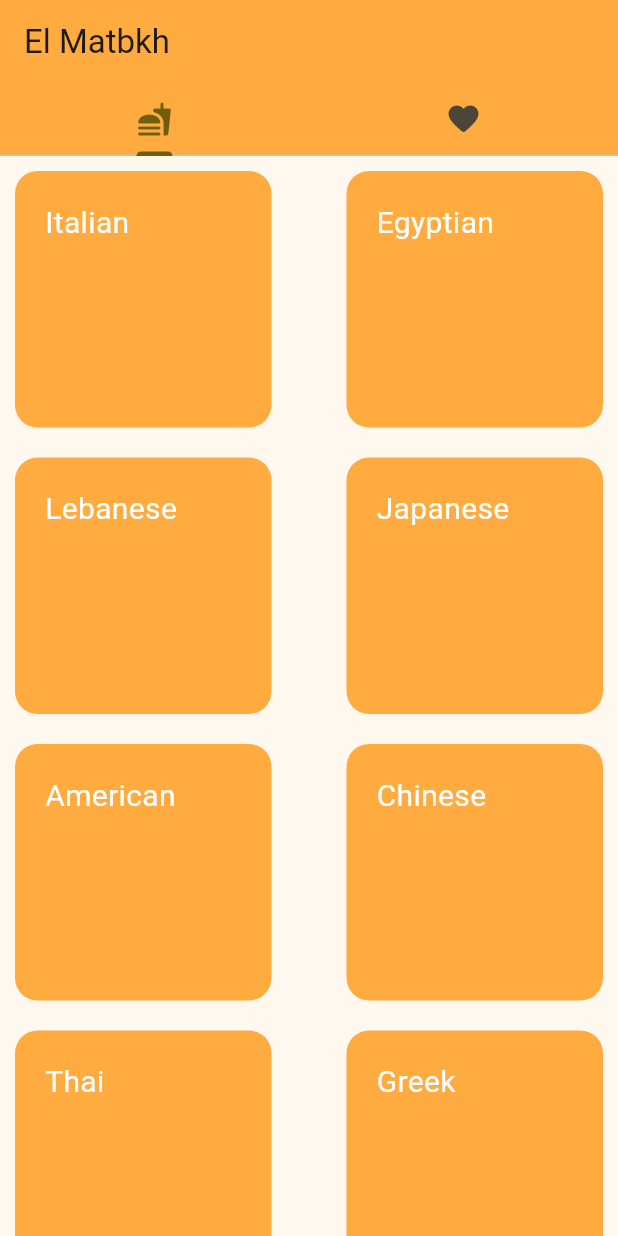
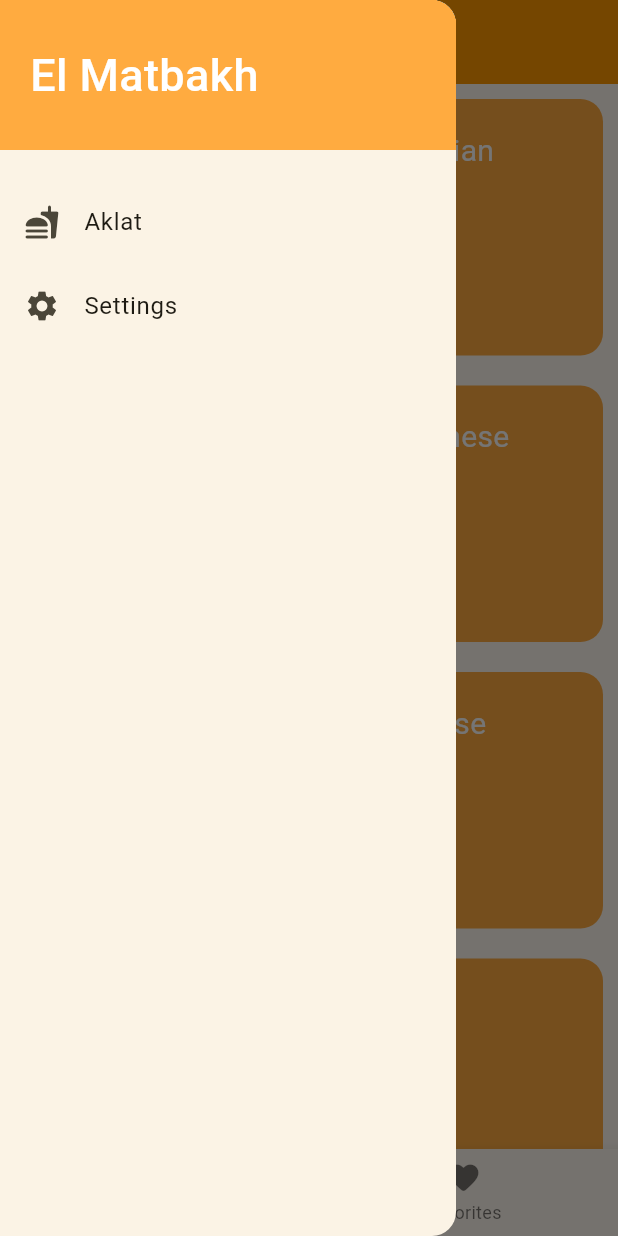
Before and after one commit to DoniaAli77/elmatbkh, a Flutter app: the screen it shows after launch, with the side drawer open (before the commit the screen has no drawer), on a phone screen of 412 x 824 dp. Run offline on Flutter 3.47's test engine with Material 3 defaults, Android fonts, the light colour scheme and no system bars; our stand-ins replace go_router, shared_preferences.

Commit message:
bottom navigation, drawer, shared perefernces

```diff
--- a/lib/TabController_Screen.dart
+++ b/lib/TabController_Screen.dart
@@ -1,6 +1,7 @@
 import 'package:elmatbkh/CategoryGrid.dart';
 import 'package:elmatbkh/FavoriteScreen.dart';
 import 'package:elmatbkh/categoryCard.dart';
+import 'package:elmatbkh/drawer.dart';
 import 'package:flutter/material.dart';
 
 class TabControllerScreen extends StatefulWidget {
@@ -11,23 +12,40 @@ class TabControllerScreen extends StatefulWidget {
 }
 
 class _TabControllerScreenState extends State<TabControllerScreen> {
+  final List<Widget> myPages = [CategoryGrid(), FavoriteScreen()];
+
+  var selectedTabIndex = 0;
+
+  void switchPage(int index) {
+    setState(() {
+      selectedTabIndex = index;
+    });
+  }
+
   @override
   Widget build(BuildContext context) {
-    return  DefaultTabController(length: 2, child: Scaffold(
-      appBar: AppBar(
-        title: Text('El Matbkh'),
-        backgroundColor: Colors.orangeAccent,
-        bottom: TabBar(tabs: [
-          Tab(
-            icon: Icon(Icons.fastfood_rounded)
-          ),
-          Tab(
-            icon: Icon(Icons.favorite_rounded)
-          )
-        ]),
-      ),
-      body: TabBarView(children: [CategoryGrid(),FavoriteScreen()]),
 
-    ));
-  }
-}
+return Scaffold(
+        appBar: AppBar(
+          title: Text('ElMatbakh'),
+          backgroundColor: Colors.orange,
+        ),
+        drawer: MainDrawer(),
+
+        body: myPages[selectedTabIndex],
+        bottomNavigationBar: BottomNavigationBar(
+
+          items: [
+            BottomNavigationBarItem(
+              icon: Icon(Icons.fastfood_rounded),
+              label: 'Categories'
+            ),
+            BottomNavigationBarItem(
+              icon: Icon(Icons.favorite_rounded),
+              label: 'Favorites'
+            )
+          ],
+          currentIndex: selectedTabIndex,
+          onTap: switchPage,
+        ));
+}}
--- /dev/null
+++ b/lib/drawer.dart
@@ -0,0 +1,47 @@
+import 'package:flutter/material.dart';
+import 'package:go_router/go_router.dart';
+
+class MainDrawer extends StatelessWidget {
+  @override
+  Widget build(BuildContext context) {
+    return Drawer(
+      child: Column(
+        children: [
+          Container(
+            height: 100,
+            width: double.infinity,
+            padding: EdgeInsets.all(20),
+            alignment: Alignment.centerLeft,
+            color: Colors.orangeAccent,
+            child: Text(
+              'El Matbakh',
+              style: TextStyle(
+                  fontWeight: FontWeight.w500,
+                  fontSize: 30,
+                  color: Colors.white),
+            ),
+          ),
+          SizedBox(
+            height: 20,
+          ),
+          ListTile(
+            leading: Icon(Icons.fastfood_rounded),
+            title: Text("Aklat"),
+            onTap: () {
+              // Navigator.of(context).pushNamed('/');
+              context.go('/');
+            },
+          ),
+          ListTile(
+            leading: Icon(Icons.settings),
+            title: Text("Settings"),
+            onTap: () {
+              // Navigator.of(context).pushNamed('/settingsRoute');
+              context.go('/setting');
+            },
+          ),
+        ],
+      ),
+    );
+  }
+}
--- a/lib/main.dart
+++ b/lib/main.dart
@@ -1,5 +1,6 @@
 import 'package:elmatbkh/CategoryGrid.dart';
 import 'package:elmatbkh/TabController_Screen.dart';
+import 'package:elmatbkh/settingsScreen.dart';
 import 'package:flutter/material.dart';
 import 'package:go_router/go_router.dart';
 import 'kitchenScreen.dart';
@@ -12,6 +13,8 @@ void main() {
 
 final GoRouter router = GoRouter(routes: [
   GoRoute(path: '/', builder: (context, state) => TabControllerScreen()),
+    GoRoute(path: '/setting', builder: (context, state) => SettingsScreen()),
+
   GoRoute(
       name: 'kitchen',
       path: '/kitchenRoute',
--- a/pubspec.yaml
+++ b/pubspec.yaml
@@ -37,10 +37,12 @@ dependencies:
   # Use with the CupertinoIcons class for iOS style icons.
   cupertino_icons: ^1.0.2
   go_router: ^13.2.0
+  shared_preferences: ^2.0.7
 
 dev_dependencies:
   flutter_test:
     sdk: flutter
+
 
   # The "flutter_lints" package below contains a set of recommended lints to
   # encourage good coding practices. The lint set provided by the package is
```
Also changed, not shown: lib/kitchenScreen.dart (+43 -6 lines), lib/settingsScreen.dart (added, +62 -0 lines), pubspec.lock, 1 other file.
